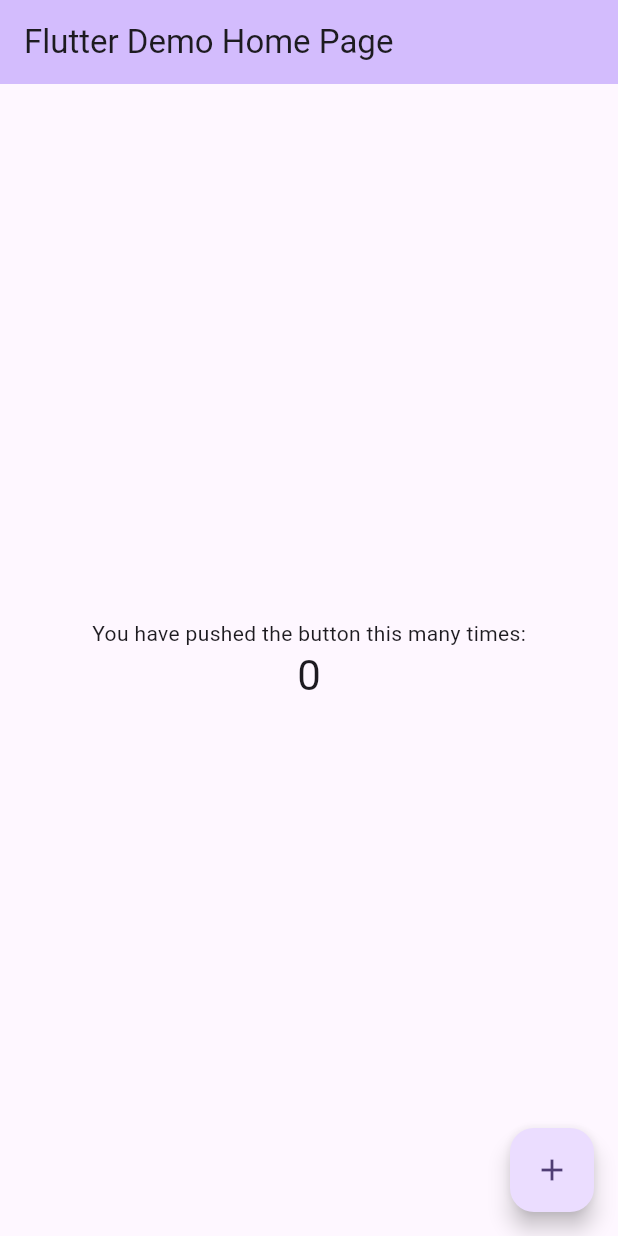
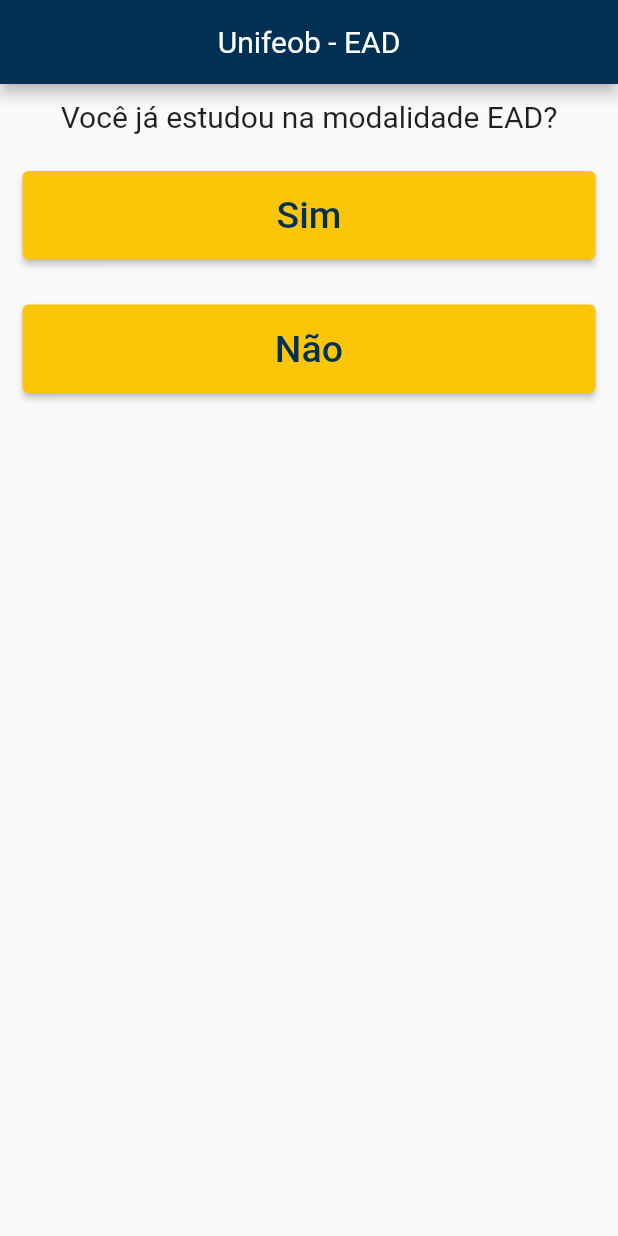
Before and after one commit to profnivaldoandrade/app_satisfacao, a Flutter app: the screen it shows after launch, on a phone screen of 412 x 824 dp. Run offline on Flutter 3.47's test engine with Material 2 defaults, Android fonts, the phone set to English and light mode, and no system bars.

Commit message:
alteração 01

```diff
--- a/lib/main.dart
+++ b/lib/main.dart
@@ -1,125 +1,90 @@
 import 'package:flutter/material.dart';
+import './questoes.dart';
+import './respostas.dart';
 
-void main() {
-  runApp(const MyApp());
+void main() => runApp(appUnifeob());
+
+class appUnifeobState extends State<appUnifeob> {
+  var perguntaSelecionada = 0;
+
+  void ReiniciarQustionario() {
+    setState(() {
+      perguntaSelecionada = 0;
+    });
   }
 
-class MyApp extends StatelessWidget {
-  const MyApp({super.key});
+  var perguntas = [
+    {
+      'texto': 'Você já estudou na modalidade EAD? ',
+      'resposta': ['Sim', 'Não']
+    },
+    {
+      'texto': 'Como conheceu a UNIFEOB?',
+      'resposta': ['Google', 'Instagram', 'Fecebook', 'Amigos']
+    },
+    {
+      'texto': 'Como você pontua a plaforma de estudos?',
+      'resposta': ['Muito Boa', 'Boa', 'Ruim']
+    },
+  ];
 
-  // This widget is the root of your application.
-  @override
-  Widget build(BuildContext context) {
-    return MaterialApp(
-      title: 'Flutter Demo',
-      theme: ThemeData(
-        // This is the theme of your application.
-        //
-        // TRY THIS: Try running your application with "flutter run". You'll see
-        // the application has a blue toolbar. Then, without quitting the app,
-        // try changing the seedColor in the colorScheme below to Colors.green
-        // and then invoke "hot reload" (save your changes or press the "hot
-        // reload" button in a Flutter-supported IDE, or press "r" if you used
-        // the command line to start the app).
-        //
-        // Notice that the counter didn't reset back to zero; the application
-        // state is not lost during the reload. To reset the state, use hot
-        // restart instead.
-        //
-        // This works for code too, not just values: Most code changes can be
-        // tested with just a hot reload.
-        colorScheme: ColorScheme.fromSeed(seedColor: Colors.deepPurple),
-        useMaterial3: true,
-      ),
-      home: const MyHomePage(title: 'Flutter Demo Home Page'),
-    );
-  }
+  void resposta() {
+    setState(() {
+      perguntaSelecionada++;
+    });
   }
 
-class MyHomePage extends StatefulWidget {
-  const MyHomePage({super.key, required this.title});
-
-  // This widget is the home page of your application. It is stateful, meaning
-  // that it has a State object (defined below) that contains fields that affect
-  // how it looks.
-
-  // This class is the configuration for the state. It holds the values (in this
-  // case the title) provided by the parent (in this case the App widget) and
-  // used by the build method of the State. Fields in a Widget subclass are
-  // always marked "final".
-
-  final String title;
-
-  @override
-  State<MyHomePage> createState() => _MyHomePageState();
-}
-
-class _MyHomePageState extends State<MyHomePage> {
-  int _counter = 0;
-
-  void _incrementCounter() {
-    setState(() {
-      // This call to setState tells the Flutter framework that something has
-      // changed in this State, which causes it to rerun the build method below
-      // so that the display can reflect the updated values. If we changed
-      // _counter without calling setState(), then the build method would not be
-      // called again, and so nothing would appear to happen.
-      _counter++;
-    });
+  bool get temPerguntas {
+    return perguntaSelecionada < perguntas.length;
   }
 
   @override
   Widget build(BuildContext context) {
-    // This method is rerun every time setState is called, for instance as done
-    // by the _incrementCounter method above.
-    //
-    // The Flutter framework has been optimized to make rerunning build methods
-    // fast, so that you can just rebuild anything that needs updating rather
-    // than having to individually change instances of widgets.
-    return Scaffold(
+    List<String> respostas = temPerguntas
+        ? perguntas[perguntaSelecionada]['resposta'] as List<String>
+        : [];
+
+    return MaterialApp(
+        debugShowCheckedModeBanner: false,
+        home: Scaffold(
             appBar: AppBar(
-        // TRY THIS: Try changing the color here to a specific color (to
-        // Colors.amber, perhaps?) and trigger a hot reload to see the AppBar
-        // change color while the other colors stay the same.
-        backgroundColor: Theme.of(context).colorScheme.inversePrimary,
-        // Here we take the value from the MyHomePage object that was created by
-        // the App.build method, and use it to set our appbar title.
-        title: Text(widget.title),
+              centerTitle: true,
+              backgroundColor: const Color.fromARGB(255, 0, 49, 84),
+              foregroundColor: const Color.fromARGB(255, 255, 255, 255),
+              titleTextStyle: const TextStyle(fontSize: 20),
+              title: const Text('Unifeob - EAD'),
             ),
-      body: Center(
-        // Center is a layout widget. It takes a single child and positions it
-        // in the middle of the parent.
+            body: temPerguntas
+                ? Column(
+                    children: [
+                      Questoes(
+                          perguntas[perguntaSelecionada]['texto'] as String),
+                      ...respostas.map((t) => Respostas(t, resposta)).toList(),
+                    ],
+                  )
+                : Center(
                     child: Column(
-          // Column is also a layout widget. It takes a list of children and
-          // arranges them vertically. By default, it sizes itself to fit its
-          // children horizontally, and tries to be as tall as its parent.
-          //
-          // Column has various properties to control how it sizes itself and
-          // how it positions its children. Here we use mainAxisAlignment to
-          // center the children vertically; the main axis here is the vertical
-          // axis because Columns are vertical (the cross axis would be
-          // horizontal).
-          //
-          // TRY THIS: Invoke "debug painting" (choose the "Toggle Debug Paint"
-          // action in the IDE, or press "p" in the console), to see the
-          // wireframe for each widget.
+                      crossAxisAlignment: CrossAxisAlignment.center,
                       mainAxisAlignment: MainAxisAlignment.center,
-          children: <Widget>[
+                      children: [
                         const Text(
-              'You have pushed the button this many times:',
+                          'Obrigado por Sua Participação!',
+                          style: TextStyle(fontSize: 24),
                         ),
-            Text(
-              '$_counter',
-              style: Theme.of(context).textTheme.headlineMedium,
-            ),
+                        ElevatedButton(
+                          onPressed: ReiniciarQustionario,
+                          child: const Text('Reiniciar'),
+                        )
                       ],
                     ),
-      ),
-      floatingActionButton: FloatingActionButton(
-        onPressed: _incrementCounter,
-        tooltip: 'Increment',
-        child: const Icon(Icons.add),
-      ), // This trailing comma makes auto-formatting nicer for build methods.
-    );
+                  )));
   }
 }
+
+class appUnifeob extends StatefulWidget {
+  const appUnifeob({super.key});
+  @override
+  appUnifeobState createState() {
+    return appUnifeobState();
+  }
+}
--- /dev/null
+++ b/lib/questoes.dart
@@ -0,0 +1,20 @@
+import 'package:flutter/material.dart';
+
+class Questoes extends StatelessWidget {
+  final String texto;
+
+  const Questoes(this.texto, {super.key});
+
+  @override
+  Widget build(BuildContext context) {
+    return Container(
+      width: double.infinity,
+      margin: const EdgeInsets.all(10),
+      child: Text(
+        texto,
+        style: const TextStyle(fontSize: 20),
+        textAlign: TextAlign.center,
+      ),
+    );
+  }
+}
--- /dev/null
+++ b/lib/respostas.dart
@@ -0,0 +1,28 @@
+import 'package:flutter/material.dart';
+
+class Respostas extends StatelessWidget {
+  final String texto;
+  final void Function() quandoResponder;
+
+  const Respostas(this.texto, this.quandoResponder, {super.key});
+
+  @override
+  Widget build(BuildContext context) {
+    return Container(
+      padding: const EdgeInsets.all(15),
+      width: double.infinity,
+      child: ElevatedButton(
+        onPressed: quandoResponder,
+        style: ElevatedButton.styleFrom(
+            backgroundColor: const Color.fromARGB(255, 253, 197, 7),
+            foregroundColor: const Color.fromARGB(255, 0, 49, 84),
+            padding: const EdgeInsets.all(15)
+            ),
+        child: Text(
+          texto,
+          style: const TextStyle(fontSize: 25),
+        ),
+      ),
+    );
+  }
+}
```
Lines whose indentation alone changed are shown as unchanged.
